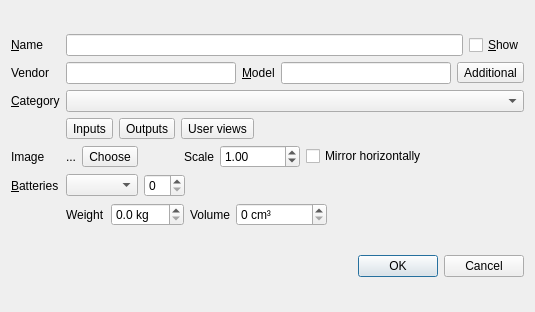
uliss/patch_scene, file device_editor.ui: the form before one commit.
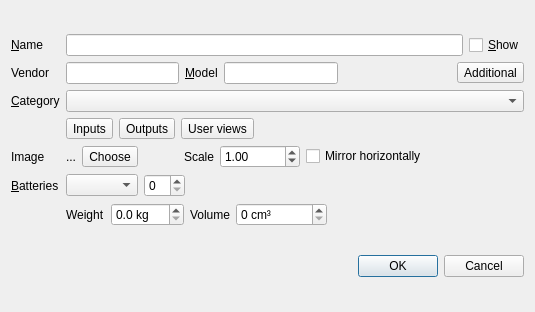
The form after the commit.

Patch:
```diff
--- a/device_editor.ui
+++ b/device_editor.ui
@@ -203,7 +203,7 @@
       </layout>
      </item>
      <item row="1" column="1">
-      <layout class="QHBoxLayout" name="horizontalLayout_5" stretch="0,0,0,0">
+      <layout class="QHBoxLayout" name="horizontalLayout_5" stretch="0,0,0,0,0">
        <item>
         <widget class="QLineEdit" name="vendor"/>
        </item>
@@ -220,6 +220,19 @@
        <item>
         <widget class="QLineEdit" name="model"/>
        </item>
+       <item>
+        <spacer name="horizontalSpacer_4">
+         <property name="orientation">
+          <enum>Qt::Horizontal</enum>
+         </property>
+         <property name="sizeHint" stdset="0">
+          <size>
+           <width>40</width>
+           <height>20</height>
+          </size>
+         </property>
+        </spacer>
+       </item>
        <item>
         <widget class="QToolButton" name="additionalInfo">
          <property name="text">
```
